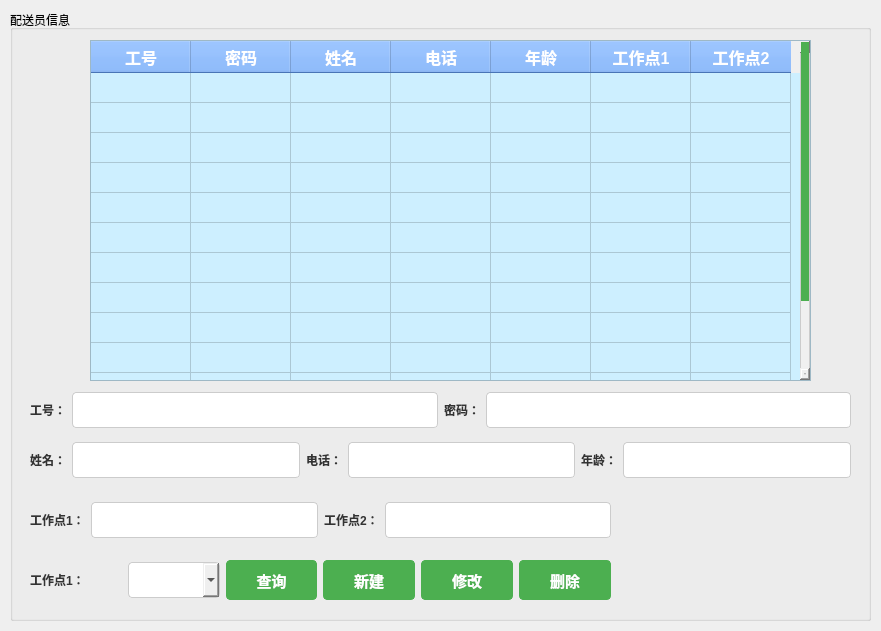
This is modules/admin/admin_manage_deliveryman.ui in gfzyl/Parcel-System as Qt 5 draws it before an edit. The edited form follows.
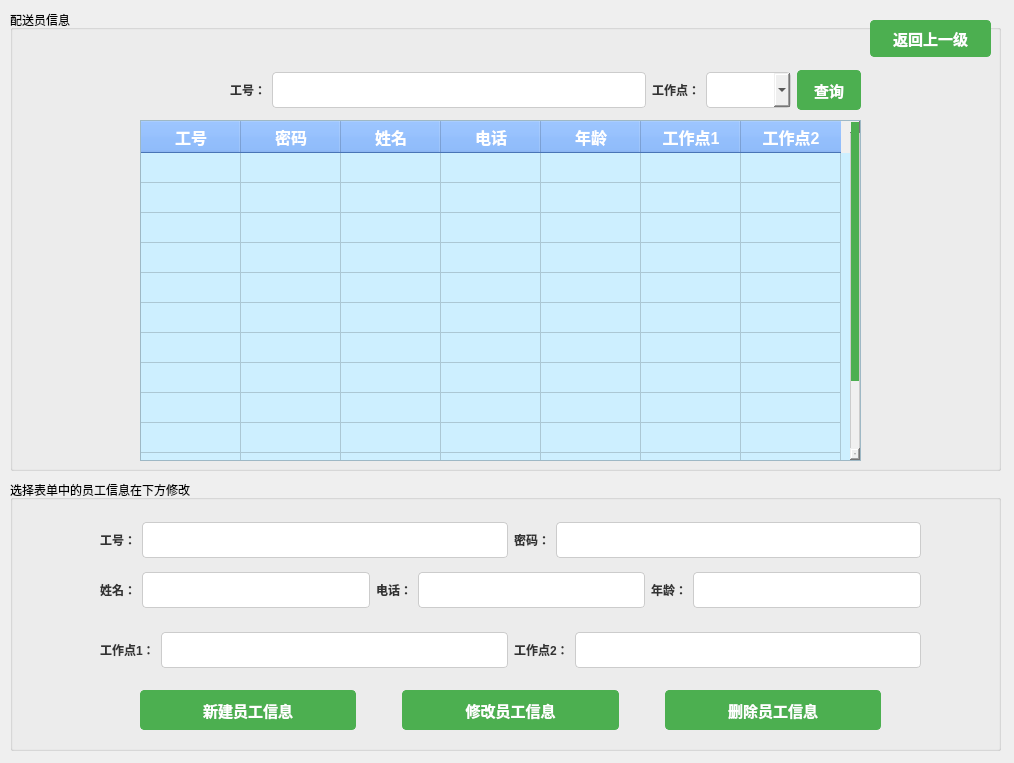
This is the edited form.

Patch:
```diff
--- a/modules/admin/admin_manage_deliveryman.ui
+++ b/modules/admin/admin_manage_deliveryman.ui
@@ -6,8 +6,8 @@
    <rect>
     <x>0</x>
     <y>0</y>
-    <width>881</width>
-    <height>631</height>
+    <width>1014</width>
+    <height>763</height>
    </rect>
   </property>
   <property name="windowTitle">
@@ -97,8 +97,8 @@
     <rect>
      <x>10</x>
      <y>10</y>
-     <width>861</width>
-     <height>611</height>
+     <width>991</width>
+     <height>461</height>
     </rect>
    </property>
    <property name="title">
@@ -107,8 +107,8 @@
    <widget class="QTableWidget" name="tableWidget">
     <property name="geometry">
      <rect>
-      <x>80</x>
-      <y>30</y>
+      <x>130</x>
+      <y>110</y>
       <width>721</width>
       <height>341</height>
      </rect>
@@ -217,11 +217,173 @@
      </property>
     </column>
    </widget>
+   <widget class="QPushButton" name="returnBtn">
+    <property name="geometry">
+     <rect>
+      <x>860</x>
+      <y>10</y>
+      <width>121</width>
+      <height>37</height>
+     </rect>
+    </property>
+    <property name="text">
+     <string>返回上一级</string>
+    </property>
+   </widget>
+   <widget class="QWidget" name="layoutWidget_4">
+    <property name="geometry">
+     <rect>
+      <x>220</x>
+      <y>60</y>
+      <width>631</width>
+      <height>40</height>
+     </rect>
+    </property>
+    <layout class="QHBoxLayout" name="horizontalLayout_5">
+     <item>
+      <widget class="QLabel" name="label_10">
+       <property name="text">
+        <string>工号：</string>
+       </property>
+      </widget>
+     </item>
+     <item>
+      <widget class="QLineEdit" name="workIdInput_3"/>
+     </item>
+     <item>
+      <widget class="QLabel" name="label_11">
+       <property name="text">
+        <string>工作点：</string>
+       </property>
+      </widget>
+     </item>
+     <item>
+      <widget class="QComboBox" name="workCity_2"/>
+     </item>
+     <item>
+      <widget class="QPushButton" name="searchBtn_2">
+       <property name="text">
+        <string>查询</string>
+       </property>
+      </widget>
+     </item>
+    </layout>
+   </widget>
+  </widget>
+  <widget class="QGroupBox" name="groupBox_2">
+   <property name="geometry">
+    <rect>
+     <x>10</x>
+     <y>480</y>
+     <width>991</width>
+     <height>271</height>
+    </rect>
+   </property>
+   <property name="title">
+    <string>选择表单中的员工信息在下方修改</string>
+   </property>
    <widget class="QWidget" name="layoutWidget">
     <property name="geometry">
      <rect>
-      <x>20</x>
-      <y>380</y>
+      <x>90</x>
+      <y>210</y>
+      <width>821</width>
+      <height>40</height>
+     </rect>
+    </property>
+    <layout class="QHBoxLayout" name="horizontalLayout_4">
+     <item>
+      <spacer name="horizontalSpacer_3">
+       <property name="orientation">
+        <enum>Qt::Horizontal</enum>
+       </property>
+       <property name="sizeType">
+        <enum>QSizePolicy::Minimum</enum>
+       </property>
+       <property name="sizeHint" stdset="0">
+        <size>
+         <width>40</width>
+         <height>20</height>
+        </size>
+       </property>
+      </spacer>
+     </item>
+     <item>
+      <widget class="QPushButton" name="createBtn">
+       <property name="text">
+        <string>新建员工信息</string>
+       </property>
+      </widget>
+     </item>
+     <item>
+      <spacer name="horizontalSpacer_2">
+       <property name="orientation">
+        <enum>Qt::Horizontal</enum>
+       </property>
+       <property name="sizeType">
+        <enum>QSizePolicy::Preferred</enum>
+       </property>
+       <property name="sizeHint" stdset="0">
+        <size>
+         <width>40</width>
+         <height>20</height>
+        </size>
+       </property>
+      </spacer>
+     </item>
+     <item>
+      <widget class="QPushButton" name="updBtn">
+       <property name="text">
+        <string>修改员工信息</string>
+       </property>
+      </widget>
+     </item>
+     <item>
+      <spacer name="horizontalSpacer">
+       <property name="orientation">
+        <enum>Qt::Horizontal</enum>
+       </property>
+       <property name="sizeType">
+        <enum>QSizePolicy::Preferred</enum>
+       </property>
+       <property name="sizeHint" stdset="0">
+        <size>
+         <width>40</width>
+         <height>20</height>
+        </size>
+       </property>
+      </spacer>
+     </item>
+     <item>
+      <widget class="QPushButton" name="delBtn">
+       <property name="text">
+        <string>删除员工信息</string>
+       </property>
+      </widget>
+     </item>
+     <item>
+      <spacer name="horizontalSpacer_4">
+       <property name="orientation">
+        <enum>Qt::Horizontal</enum>
+       </property>
+       <property name="sizeType">
+        <enum>QSizePolicy::Minimum</enum>
+       </property>
+       <property name="sizeHint" stdset="0">
+        <size>
+         <width>40</width>
+         <height>20</height>
+        </size>
+       </property>
+      </spacer>
+     </item>
+    </layout>
+   </widget>
+   <widget class="QWidget" name="layoutWidget">
+    <property name="geometry">
+     <rect>
+      <x>90</x>
+      <y>40</y>
       <width>821</width>
       <height>40</height>
      </rect>
@@ -252,8 +414,8 @@
    <widget class="QWidget" name="layoutWidget_2">
     <property name="geometry">
      <rect>
-      <x>20</x>
-      <y>430</y>
+      <x>90</x>
+      <y>90</y>
       <width>821</width>
       <height>40</height>
      </rect>
@@ -294,9 +456,9 @@
    <widget class="QWidget" name="layoutWidget_3">
     <property name="geometry">
      <rect>
-      <x>20</x>
-      <y>490</y>
-      <width>581</width>
+      <x>90</x>
+      <y>150</y>
+      <width>821</width>
       <height>40</height>
      </rect>
     </property>
@@ -319,57 +481,7 @@
       </widget>
      </item>
      <item>
-      <widget class="QLineEdit" name="input2_lineedit_3"/>
-     </item>
-    </layout>
-   </widget>
-   <widget class="QWidget" name="layoutWidget">
-    <property name="geometry">
-     <rect>
-      <x>20</x>
-      <y>550</y>
-      <width>581</width>
-      <height>40</height>
-     </rect>
-    </property>
-    <layout class="QHBoxLayout" name="horizontalLayout_4">
-     <item>
-      <widget class="QLabel" name="label_9">
-       <property name="text">
-        <string>工作点1：</string>
-       </property>
-      </widget>
-     </item>
-     <item>
-      <widget class="QComboBox" name="comboBox"/>
-     </item>
-     <item>
-      <widget class="QPushButton" name="pushButton_4">
-       <property name="text">
-        <string>查询</string>
-       </property>
-      </widget>
-     </item>
-     <item>
-      <widget class="QPushButton" name="pushButton">
-       <property name="text">
-        <string>新建</string>
-       </property>
-      </widget>
-     </item>
-     <item>
-      <widget class="QPushButton" name="pushButton_2">
-       <property name="text">
-        <string>修改</string>
-       </property>
-      </widget>
-     </item>
-     <item>
-      <widget class="QPushButton" name="pushButton_3">
-       <property name="text">
-        <string>删除</string>
-       </property>
-      </widget>
+      <widget class="QLineEdit" name="workCityInput2"/>
      </item>
     </layout>
    </widget>
```
Left out of the diff: 12 changed lines with no effect on the pictures.
